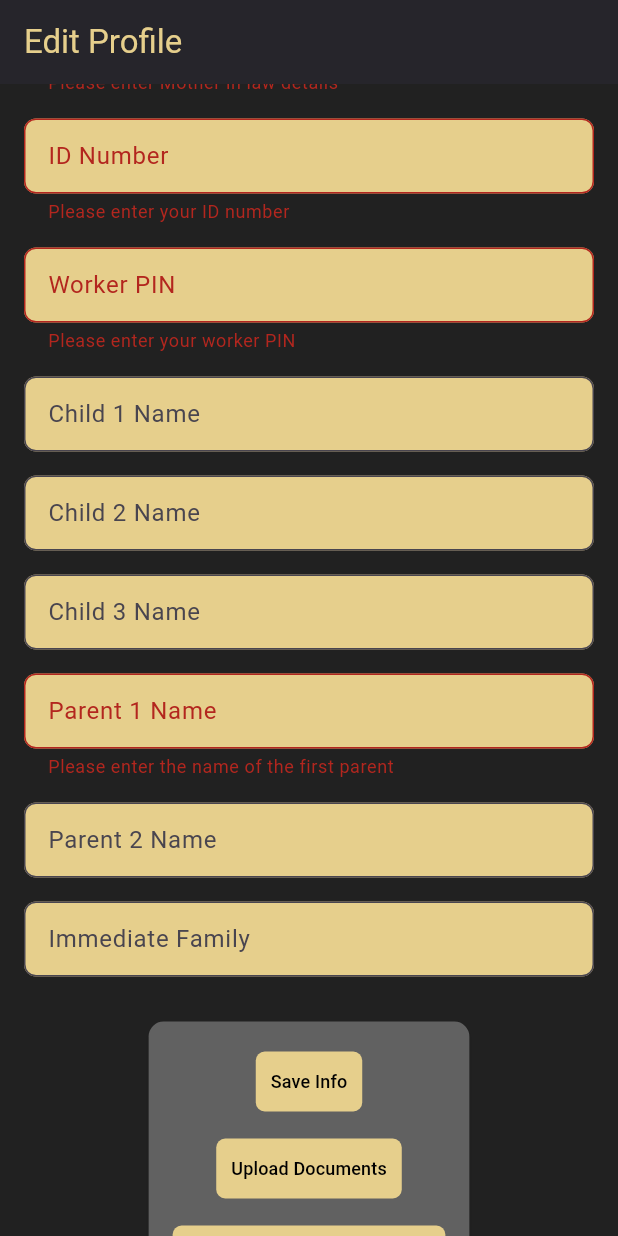
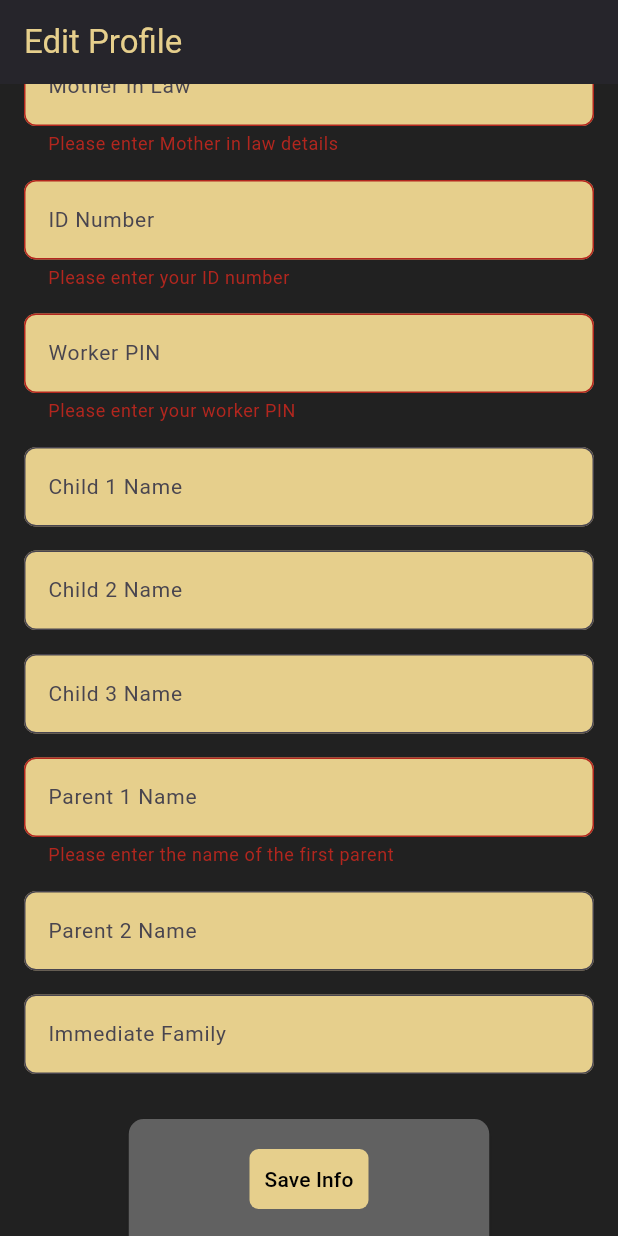
Before and after one commit to flutify-sa/sincot, a Flutter app: the ProfilePage screen opened directly, scrolled down 1152 dp, after a tap on "Save Info", on a phone screen of 412 x 824 dp. Run offline on Flutter 3.47's test engine with Material 3 defaults, Android fonts, the phone set to English and light mode, and no system bars; our stand-ins replace file_picker, shared_preferences, supabase_flutter; missing offline and left inert: flutter_pdfview; accounts and stored records are empty.

Commit message:
change profile page upload function

```diff
--- a/lib/profilepage.dart
+++ b/lib/profilepage.dart
@@ -4,6 +4,7 @@ import 'package:sincot/localcontract.dart';
 import 'package:sincot/uploaddocuments.dart';
 import 'package:supabase_flutter/supabase_flutter.dart';
 import 'package:sincot/localacceptance.dart';
+import 'package:shared_preferences/shared_preferences.dart';
 
 class ProfilePage extends StatefulWidget {
   const ProfilePage({super.key});
@@ -63,11 +64,30 @@ class ProfilePageState extends State<ProfilePage> {
   final _formKey = GlobalKey<FormState>();
   final SupabaseClient supabase = Supabase.instance.client;
   bool _isLoading = false;
+  bool _isButtonEnabled =
+      true; // State variable to control button enabled state
+
+  @override
+  void initState() {
+    super.initState();
+    _loadButtonState(); // Load button state when the widget is initialized
+  }
+
+  Future<void> _loadButtonState() async {
+    final prefs = await SharedPreferences.getInstance();
+    setState(() {
+      _isButtonEnabled = prefs.getBool('isButtonEnabled') ??
+          true; // Default to true if not set
+    });
+  }
 
   Future<void> _saveProfileToSupabase() async {
     if (!_formKey.currentState!.validate()) return;
 
-    setState(() => _isLoading = true);
+    setState(() {
+      _isLoading = true;
+      _isButtonEnabled = false; // Disable the button when saving
+    });
 
     try {
       final user = supabase.auth.currentUser;
@@ -143,6 +163,17 @@ class ProfilePageState extends State<ProfilePage> {
       // Log success without checking for errors
       print('Success: ${response.data}');
       _showSuccessSnackBar('Profile updated successfully!');
+
+      // Save the button state to shared preferences
+      final prefs = await SharedPreferences.getInstance();
+      await prefs.setBool(
+          'isButtonEnabled', false); // Save the button as disabled
+
+      // Redirect to UploadDocuments page after saving
+      Navigator.pushReplacement(
+        context,
+        MaterialPageRoute(builder: (context) => UploadDocuments()),
+      );
     } on PostgrestException catch (e) {
       print('Postgrest Error: ${e.message}');
       _showErrorSnackBar('Supabase error: ${e.message}');
@@ -151,7 +182,10 @@ class ProfilePageState extends State<ProfilePage> {
       print('Stack Trace: $stackTrace');
       _showErrorSnackBar('An unexpected error occurred: $e');
     } finally {
-      setState(() => _isLoading = false);
+      setState(() {
+        _isLoading = false;
+        // Optionally, you can keep the button disabled here if needed
+      });
     }
   }
 
@@ -193,17 +227,19 @@ class ProfilePageState extends State<ProfilePage> {
                       color: Color(0xffe6cf8c)),
                   textAlign: TextAlign.center,
                 ),
-                SizedBox(height: 20),
+                SizedBox(height: 25),
                 TextFormField(
                   controller: _nameController,
                   decoration: InputDecoration(
-                    labelText: 'Enter your Name',
+                    hintText: 'Enter your Name',
                     border: OutlineInputBorder(
                         borderRadius: BorderRadius.all(Radius.circular(8))),
                     fillColor: Color(0xffe6cf8c),
                     filled: true,
                   ),
-                  style: TextStyle(fontSize: 12),
+                  style: TextStyle(
+                    fontSize: 14,
+                  ),
                   validator: (value) {
                     if (value == null || value.isEmpty) {
                       return 'Please enter your name';
@@ -215,13 +251,13 @@ class ProfilePageState extends State<ProfilePage> {
                 TextFormField(
                   controller: _surnameController,
                   decoration: InputDecoration(
-                    labelText: 'Enter your Surname',
+                    hintText: 'Enter your Surname',
                     border: OutlineInputBorder(
                         borderRadius: BorderRadius.all(Radius.circular(8))),
                     fillColor: Color(0xffe6cf8c),
                     filled: true,
                   ),
-                  style: TextStyle(fontSize: 12),
+                  style: TextStyle(fontSize: 14),
                   validator: (value) {
                     if (value == null || value.isEmpty) {
                       return 'Please enter your surname';
@@ -260,13 +296,13 @@ class ProfilePageState extends State<ProfilePage> {
                 TextFormField(
                   controller: _mobileController,
                   decoration: InputDecoration(
-                    labelText: 'Enter your Mobile Number',
+                    hintText: 'Enter your Mobile Number',
                     border: OutlineInputBorder(
                         borderRadius: BorderRadius.all(Radius.circular(8))),
                     fillColor: Color(0xffe6cf8c),
                     filled: true,
                   ),
-                  style: TextStyle(fontSize: 12),
+                  style: TextStyle(fontSize: 14),
                   keyboardType: TextInputType.phone,
                   validator: (value) {
                     if (value == null || value.isEmpty) {
@@ -282,13 +318,13 @@ class ProfilePageState extends State<ProfilePage> {
                 TextFormField(
                   controller: _addressControllerStreet,
                   decoration: InputDecoration(
-                    labelText: 'Street Address',
+                    hintText: 'Street Address',
                     border: OutlineInputBorder(
                         borderRadius: BorderRadius.all(Radius.circular(8))),
                     fillColor: Color(0xffe6cf8c),
                     filled: true,
                   ),
-                  style: TextStyle(fontSize: 12),
+                  style: TextStyle(fontSize: 14),
                   validator: (value) {
                     if (value == null || value.isEmpty) {
                       return 'Please enter your street address';
@@ -300,13 +336,13 @@ class ProfilePageState extends State<ProfilePage> {
                 TextFormField(
                   controller: _addressControllerTown,
                   decoration: InputDecoration(
-                    labelText: 'Town',
+                    hintText: 'Town',
                     border: OutlineInputBorder(
                         borderRadius: BorderRadius.all(Radius.circular(8))),
                     fillColor: Color(0xffe6cf8c),
                     filled: true,
                   ),
-                  style: TextStyle(fontSize: 12),
+                  style: TextStyle(fontSize: 14),
                   validator: (value) {
                     if (value == null || value.isEmpty) {
                       return 'Please enter your town';
@@ -318,13 +354,13 @@ class ProfilePageState extends State<ProfilePage> {
                 TextFormField(
                   controller: _addressControllerCode,
                   decoration: InputDecoration(
-                    labelText: 'Postal Code',
+                    hintText: 'Postal Code',
                     border: OutlineInputBorder(
                         borderRadius: BorderRadius.all(Radius.circular(8))),
                     fillColor: Color(0xffe6cf8c),
                     filled: true,
                   ),
-                  style: TextStyle(fontSize: 12),
+                  style: TextStyle(fontSize: 14),
                   validator: (value) {
                     if (value == null || value.isEmpty) {
                       return 'Please enter your postal code';
@@ -336,13 +372,13 @@ class ProfilePageState extends State<ProfilePage> {
                 TextFormField(
                   controller: _bankDetailsControllerBank,
                   decoration: InputDecoration(
-                    labelText: 'Bank Name',
+                    hintText: 'Bank Name',
                     border: OutlineInputBorder(
                         borderRadius: BorderRadius.all(Radius.circular(8))),
                     fillColor: Color(0xffe6cf8c),
                     filled: true,
                   ),
-                  style: TextStyle(fontSize: 12),
+                  style: TextStyle(fontSize: 14),
                   validator: (value) {
                     if (value == null || value.isEmpty) {
                       return 'Please enter your bank name';
@@ -354,13 +390,13 @@ class ProfilePageState extends State<ProfilePage> {
                 TextFormField(
                   controller: _bankDetailsControllerAccount,
                   decoration: InputDecoration(
-                    labelText: 'Account Number',
+                    hintText: 'Account Number',
                     border: OutlineInputBorder(
                         borderRadius: BorderRadius.all(Radius.circular(8))),
                     fillColor: Color(0xffe6cf8c),
                     filled: true,
                   ),
-                  style: TextStyle(fontSize: 12),
+                  style: TextStyle(fontSize: 14),
                   validator: (value) {
                     if (value == null || value.isEmpty) {
                       return 'Please enter your account number';
@@ -372,13 +408,13 @@ class ProfilePageState extends State<ProfilePage> {
                 TextFormField(
                   controller: _bankDetailsControllerType,
                   decoration: InputDecoration(
-                    labelText: 'Account Type',
+                    hintText: 'Account Type',
                     border: OutlineInputBorder(
                         borderRadius: BorderRadius.all(Radius.circular(8))),
                     fillColor: Color(0xffe6cf8c),
                     filled: true,
                   ),
-                  style: TextStyle(fontSize: 12),
+                  style: TextStyle(fontSize: 14),
                   validator: (value) {
                     if (value == null || value.isEmpty) {
                       return 'Please enter your account type';
@@ -390,13 +426,13 @@ class ProfilePageState extends State<ProfilePage> {
                 TextFormField(
                   controller: _nextOfKinController,
                   decoration: InputDecoration(
-                    labelText: 'Spouse',
+                    hintText: 'Spouse',
                     border: OutlineInputBorder(
                         borderRadius: BorderRadius.all(Radius.circular(8))),
                     fillColor: Color(0xffe6cf8c),
                     filled: true,
                   ),
-                  style: TextStyle(fontSize: 12),
+                  style: TextStyle(fontSize: 14),
                   validator: (value) {
                     if (value == null || value.isEmpty) {
                       return 'Please enter spouse details';
@@ -408,13 +444,13 @@ class ProfilePageState extends State<ProfilePage> {
                 TextFormField(
                   controller: _fatherinlaw,
                   decoration: InputDecoration(
-                    labelText: 'Father In Law',
+                    hintText: 'Father In Law',
                     border: OutlineInputBorder(
                         borderRadius: BorderRadius.all(Radius.circular(8))),
                     fillColor: Color(0xffe6cf8c),
                     filled: true,
                   ),
-                  style: TextStyle(fontSize: 12),
+                  style: TextStyle(fontSize: 14),
                   validator: (value) {
                     if (value == null || value.isEmpty) {
                       return 'Please enter Father in law details';
@@ -426,13 +462,13 @@ class ProfilePageState extends State<ProfilePage> {
                 TextFormField(
                   controller: _motherinlaw,
                   decoration: InputDecoration(
-                    labelText: 'Mother In Law',
+                    hintText: 'Mother In Law',
                     border: OutlineInputBorder(
                         borderRadius: BorderRadius.all(Radius.circular(8))),
                     fillColor: Color(0xffe6cf8c),
                     filled: true,
                   ),
-                  style: TextStyle(fontSize: 12),
+                  style: TextStyle(fontSize: 14),
                   validator: (value) {
                     if (value == null || value.isEmpty) {
                       return 'Please enter Mother in law details';
@@ -444,13 +480,13 @@ class ProfilePageState extends State<ProfilePage> {
                 TextFormField(
                   controller: _saidController,
                   decoration: InputDecoration(
-                    labelText: 'ID Number',
+                    hintText: 'ID Number',
                     border: OutlineInputBorder(
                         borderRadius: BorderRadius.all(Radius.circular(8))),
                     fillColor: Color(0xffe6cf8c),
                     filled: true,
                   ),
-                  style: TextStyle(fontSize: 12),
+                  style: TextStyle(fontSize: 14),
                   validator: (value) {
                     if (value == null || value.isEmpty) {
                       return 'Please enter your ID number';
@@ -465,13 +501,13 @@ class ProfilePageState extends State<ProfilePage> {
                 TextFormField(
                   controller: _workerpinController,
                   decoration: InputDecoration(
-                    labelText: 'Worker PIN',
+                    hintText: 'Worker PIN',
                     border: OutlineInputBorder(
                         borderRadius: BorderRadius.all(Radius.circular(8))),
                     fillColor: Color(0xffe6cf8c),
                     filled: true,
                   ),
-                  style: TextStyle(fontSize: 12),
+                  style: TextStyle(fontSize: 14),
                   validator: (value) {
                     if (value == null || value.isEmpty) {
                       return 'Please enter your worker PIN';
@@ -483,49 +519,49 @@ class ProfilePageState extends State<ProfilePage> {
                 TextFormField(
                   controller: _childrenNamesController1,
                   decoration: InputDecoration(
-                    labelText: 'Child 1 Name',
+                    hintText: 'Child 1 Name',
                     border: OutlineInputBorder(
                         borderRadius: BorderRadius.all(Radius.circular(8))),
                     fillColor: Color(0xffe6cf8c),
                     filled: true,
                   ),
-                  style: TextStyle(fontSize: 12),
+                  style: TextStyle(fontSize: 14),
                 ),
                 SizedBox(height: 16),
                 TextFormField(
                   controller: _childrenNamesController2,
                   decoration: InputDecoration(
-                    labelText: 'Child 2 Name',
+                    hintText: 'Child 2 Name',
                     border: OutlineInputBorder(
                         borderRadius: BorderRadius.all(Radius.circular(8))),
                     fillColor: Color(0xffe6cf8c),
                     filled: true,
                   ),
-                  style: TextStyle(fontSize: 12),
+                  style: TextStyle(fontSize: 14),
                 ),
                 SizedBox(height: 16),
                 TextFormField(
                   controller: _childrenNamesController3,
                   decoration: InputDecoration(
-                    labelText: 'Child 3 Name',
+                    hintText: 'Child 3 Name',
                     border: OutlineInputBorder(
                         borderRadius: BorderRadius.all(Radius.circular(8))),
                     fillColor: Color(0xffe6cf8c),
                     filled: true,
                   ),
-                  style: TextStyle(fontSize: 12),
+                  style: TextStyle(fontSize: 14),
                 ),
                 SizedBox(height: 16),
                 TextFormField(
                   controller: _parentDetailsController1,
                   decoration: InputDecoration(
-                    labelText: 'Parent 1 Name',
+                    hintText: 'Parent 1 Name',
                     border: OutlineInputBorder(
                         borderRadius: BorderRadius.all(Radius.circular(8))),
                     fillColor: Color(0xffe6cf8c),
                     filled: true,
                   ),
-                  style: TextStyle(fontSize: 12),
+                  style: TextStyle(fontSize: 14),
                   validator: (value) {
                     if (value == null || value.isEmpty) {
                       return 'Please enter the name of the first parent';
@@ -537,25 +573,25 @@ class ProfilePageState extends State<ProfilePage> {
                 TextFormField(
                   controller: _parentDetailsController2,
                   decoration: InputDecoration(
-                    labelText: 'Parent 2 Name',
+                    hintText: 'Parent 2 Name',
                     border: OutlineInputBorder(
                         borderRadius: BorderRadius.all(Radius.circular(8))),
                     fillColor: Color(0xffe6cf8c),
                     filled: true,
                   ),
-                  style: TextStyle(fontSize: 12),
+                  style: TextStyle(fontSize: 14),
                 ),
                 SizedBox(height: 16),
                 TextFormField(
                   controller: _immediatefamily,
                   decoration: InputDecoration(
-                    labelText: 'Immediate Family',
+                    hintText: 'Immediate Family',
                     border: OutlineInputBorder(
                         borderRadius: BorderRadius.all(Radius.circular(8))),
                     fillColor: Color(0xffe6cf8c),
                     filled: true,
                   ),
-                  style: TextStyle(fontSize: 12),
+                  style: TextStyle(fontSize: 14),
                 ),
                 SizedBox(height: 20),
                 _isLoading
@@ -576,11 +612,12 @@ class ProfilePageState extends State<ProfilePage> {
                               child: Padding(
                                 padding: const EdgeInsets.all(
                                     16.0), // Padding inside the card
-
                                 child: Column(
                                   children: [
                                     ElevatedButton(
-                                      onPressed: _saveProfileToSupabase,
+                                      onPressed: _isButtonEnabled
+                                          ? _saveProfileToSupabase
+                                          : null, // Disable if not enabled
                                       style: ElevatedButton.styleFrom(
                                         padding: EdgeInsets.symmetric(
                                             horizontal: 10, vertical: 10),
@@ -595,7 +632,7 @@ class ProfilePageState extends State<ProfilePage> {
                                         'Save Info',
                                         style: TextStyle(
                                           color: Colors.black,
-                                          fontSize: 12,
+                                          fontSize: 14,
                                         ),
                                       ),
                                     ),
@@ -623,7 +660,7 @@ class ProfilePageState extends State<ProfilePage> {
                                         'Upload Documents',
                                         style: TextStyle(
                                           color: Colors.black,
-                                          fontSize: 12,
+                                          fontSize: 14,
                                         ),
                                       ),
                                     ),
@@ -651,7 +688,7 @@ class ProfilePageState extends State<ProfilePage> {
                                         'View Policies and Procedures',
                                         style: TextStyle(
                                           color: Colors.black,
-                                          fontSize: 12,
+                                          fontSize: 14,
                                         ),
                                       ),
                                     ),
@@ -688,7 +725,7 @@ class ProfilePageState extends State<ProfilePage> {
                                         'View Contract',
                                         style: TextStyle(
                                           color: Colors.black,
-                                          fontSize: 12,
+                                          fontSize: 14,
                                         ),
                                       ),
                                     ),
@@ -718,7 +755,7 @@ class ProfilePageState extends State<ProfilePage> {
                         TextField(
                           controller: _workerpinController,
                           decoration: InputDecoration(
-                            labelText: 'Enter your Worker Pin',
+                            hintText: 'Enter your Worker Pin',
                             border: OutlineInputBorder(),
                           ),
                           obscureText: true, // Hide the pin input
--- a/lib/profiletextfield.dart
+++ b/lib/profiletextfield.dart
@@ -36,7 +36,7 @@ class ProfileMyTextField extends StatelessWidget {
             ),
           ),
           hintText: hintText,
-          hintStyle: TextStyle(color: Colors.grey.shade800), // Hint text color
+          hintStyle: TextStyle(color: Colors.white), // Hint text color
         ),
       ),
     );
```
